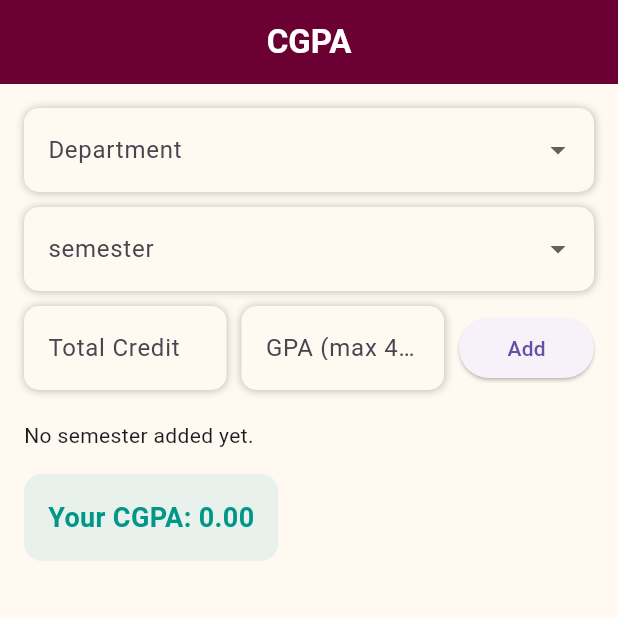
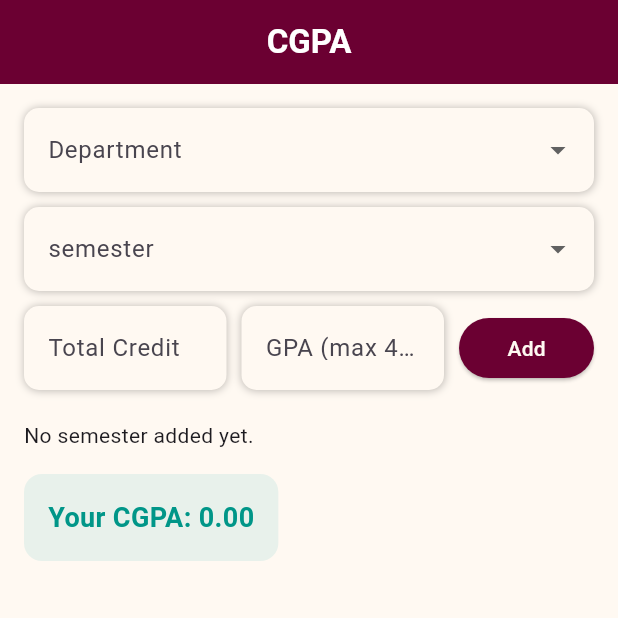
Before and after one commit to md-jihan/EDUvian, a Flutter app: the CgpaCalculation screen opened by its route, on a phone screen of 412 x 824 dp, the top half of it. Run offline on Flutter 3.47's test engine with Material 3 defaults, Android fonts, the phone set to English and light mode, and no system bars; our stand-ins replace flutter_riverpod, go_router.

Commit message:
Initial commit of EDUvian Flutter project

```diff
--- a/lib/screen/cgpa.dart
+++ b/lib/screen/cgpa.dart
@@ -162,6 +162,10 @@ class _CgpaCalculationState extends ConsumerState<CgpaCalculation> {
                     child: Consumer(
                       builder: (context, ref, child) {
                         return ElevatedButton(
+                          style: ElevatedButton.styleFrom(
+                            backgroundColor: primaryColor,
+                            foregroundColor: offWhite,
+                          ),
                           onPressed: () {
                             final creditStr = ref.read(totalCreditProvider);
                             final gpaStr = ref.read(totalGpaProvider);
```
